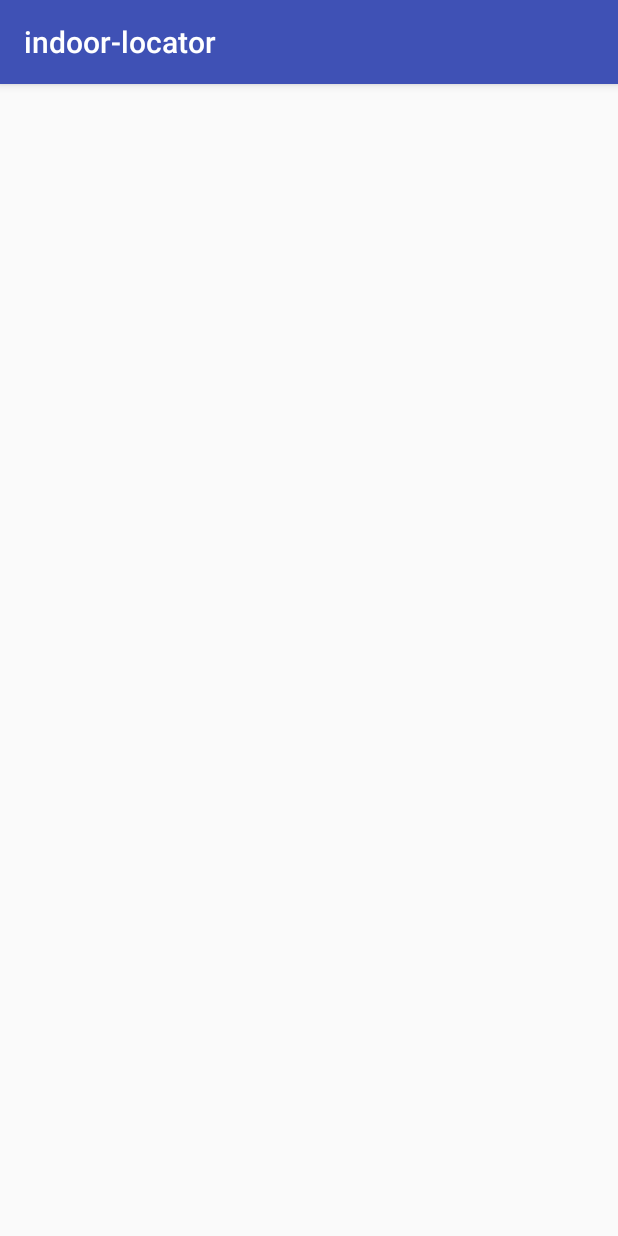
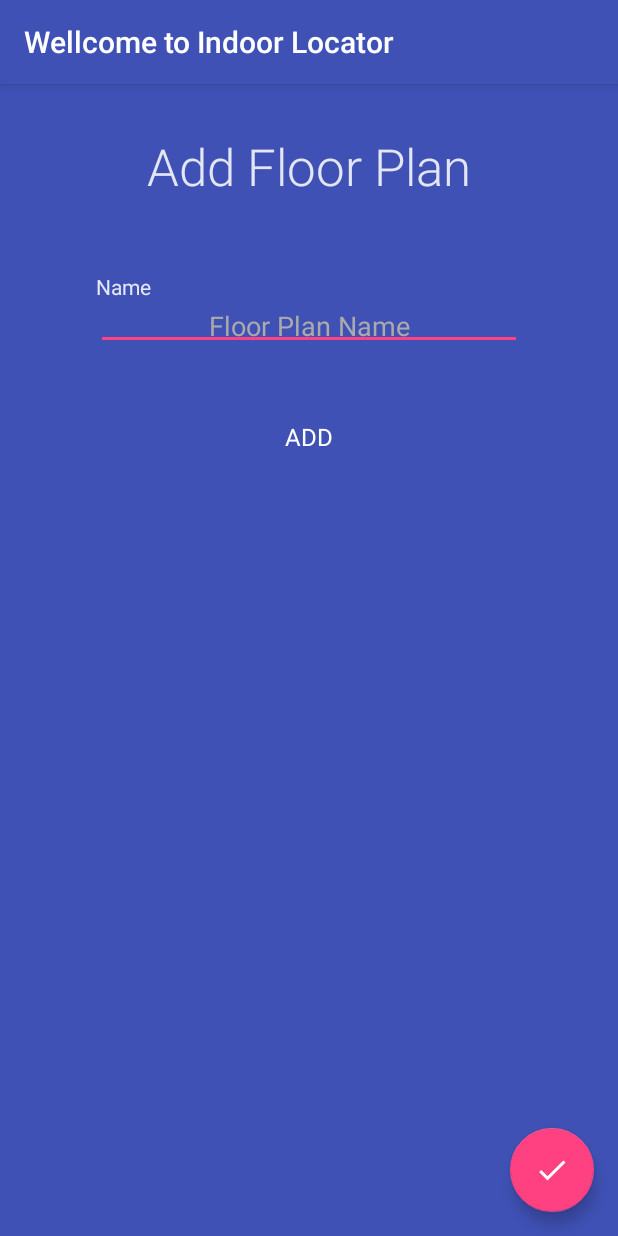
Before and after one commit to Indoor-Positioning/indoor-locator, an Android app: the AddFloorPlanActivity screen opened directly, with no data from a screen before it, on a phone screen of 412 x 824 dp. Run offline under Robolectric (Android 15) with nearby library versions, the light colour scheme and no system bars; 2 statements that could not run were skipped.

Commit message:
First commit on AddFloorPlan use case

```diff
--- a/app/src/main/java/com/mooo/sestus/indoor_locator/addfloorplan/AddFloorPlanActivity.java
+++ b/app/src/main/java/com/mooo/sestus/indoor_locator/addfloorplan/AddFloorPlanActivity.java
@@ -1,17 +1,47 @@
 package com.mooo.sestus.indoor_locator.addfloorplan;
 
+import android.support.v4.app.FragmentManager;
 import android.support.v7.app.AppCompatActivity;
 import android.os.Bundle;
 
+import com.mooo.sestus.indoor_locator.Injection;
 import com.mooo.sestus.indoor_locator.R;
 
 public class AddFloorPlanActivity extends AppCompatActivity {
+
+    private static final String ADD_FLOOR_PLAN_FRAGMENT = "ADD_FLOOR_PLAN";
+    private AddFloorPlanPresenter presenter;
 
     @Override
     protected void onCreate(Bundle savedInstanceState) {
         super.onCreate(savedInstanceState);
         setContentView(R.layout.activity_add_floor_plan);
+        getSupportActionBar().setTitle(R.string.header_wellcome);
 
+        FragmentManager fragManager = this.getSupportFragmentManager();
+        AddFloorPlanFragment fragment = (AddFloorPlanFragment) fragManager.findFragmentByTag(ADD_FLOOR_PLAN_FRAGMENT);
 
+        if (fragment == null) {
+            fragment = AddFloorPlanFragment.newInstance();
+        }
+
+        fragManager.beginTransaction()
+                .replace(R.id.cont_add_floorplan, fragment, ADD_FLOOR_PLAN_FRAGMENT)
+                .commit();
+
+        presenter = new AddFloorPlanPresenter(Injection.provideFloorPlanRepository(getApplicationContext()), fragment);
     }
+
+    @Override
+    protected void onPause() {
+        super.onPause();
+        presenter.stop();
+    }
+
+    @Override
+    protected void onResume() {
+        super.onResume();
+        presenter.start();
+    }
+
 }
--- a/app/src/main/java/com/mooo/sestus/indoor_locator/addfloorplan/AddFloorPlanContract.java
+++ b/app/src/main/java/com/mooo/sestus/indoor_locator/addfloorplan/AddFloorPlanContract.java
@@ -1,8 +1,31 @@
 package com.mooo.sestus.indoor_locator.addfloorplan;
 
-/**
- * Created by mike on 5/27/17.
- */
+import android.net.Uri;
+import android.support.annotation.NonNull;
+
+import com.mooo.sestus.indoor_locator.BasePresenter;
+import com.mooo.sestus.indoor_locator.BaseView;
+import com.mooo.sestus.indoor_locator.data.FloorPlan;
+
 
 public interface AddFloorPlanContract {
+
+    interface View extends BaseView<Presenter> {
+        void showPickPhotoDialog();
+
+        void showEmptyNameError();
+
+        void showEmptyPhotoError();
+
+        void startViewFloorPlanActivity(String floorPlanId);
+
+    }
+
+    interface Presenter extends BasePresenter {
+        void saveFloorPlan(String name, Uri photo);
+
+        void viewFloorPlan(@NonNull FloorPlan addedFloorPlan);
+
+
+    }
 }
--- a/app/src/main/java/com/mooo/sestus/indoor_locator/addfloorplan/AddFloorPlanFragment.java
+++ b/app/src/main/java/com/mooo/sestus/indoor_locator/addfloorplan/AddFloorPlanFragment.java
@@ -1,19 +1,28 @@
 package com.mooo.sestus.indoor_locator.addfloorplan;
 
 
+import android.net.Uri;
 import android.os.Bundle;
-import android.app.Fragment;
+import android.support.annotation.Nullable;
+import android.support.design.widget.FloatingActionButton;
+import android.support.design.widget.Snackbar;
+import android.support.v4.app.Fragment;
 import android.view.LayoutInflater;
 import android.view.View;
 import android.view.ViewGroup;
+import android.widget.TextView;
 
 import com.mooo.sestus.indoor_locator.R;
 
 /**
  * A simple {@link Fragment} subclass.
  */
-public class AddFloorPlanFragment extends Fragment {
+public class AddFloorPlanFragment extends Fragment implements AddFloorPlanContract.View{
 
+
+    private AddFloorPlanContract.Presenter presenter;
+    private TextView name;
+    private Uri photo;
 
     public AddFloorPlanFragment() {
         // Required empty public constructor
@@ -21,10 +30,54 @@ public class AddFloorPlanFragment extends Fragment {
 
 
     @Override
+    public void onActivityCreated(@Nullable Bundle savedInstanceState) {
+        super.onActivityCreated(savedInstanceState);
+
+        FloatingActionButton fab = (FloatingActionButton) getActivity().findViewById(R.id.fab_add_floor_plan_done);
+        fab.setOnClickListener(new View.OnClickListener() {
+            @Override
+            public void onClick(View v) {
+                presenter.saveFloorPlan(name.getText().toString(), photo);
+            }
+        });
+    }
+
+    @Override
     public View onCreateView(LayoutInflater inflater, ViewGroup container,
                              Bundle savedInstanceState) {
-        // Inflate the layout for this fragment
-        return inflater.inflate(R.layout.fragment_add_floor_plan, container, false);
+        View root =  inflater.inflate(R.layout.fragment_add_floor_plan, container, false);
+        name = (TextView) root.findViewById(R.id.edt_add_floor_plan_name);
+        setHasOptionsMenu(true);
+        return root;
     }
 
+    public static AddFloorPlanFragment newInstance() {
+        return new AddFloorPlanFragment();
+    }
+
+    @Override
+    public void setPresenter(AddFloorPlanContract.Presenter presenter) {
+        this.presenter = presenter;
+    }
+
+    @Override
+    public void showPickPhotoDialog() {
+
+    }
+
+    @Override
+    public void showEmptyNameError() {
+        Snackbar.make(name, "Invalid Floor Plan name", Snackbar.LENGTH_LONG).show();
+
+    }
+
+    @Override
+    public void showEmptyPhotoError() {
+
+    }
+
+    @Override
+    public void startViewFloorPlanActivity(String floorPlanId) {
+
+    }
 }
--- a/app/src/main/java/com/mooo/sestus/indoor_locator/selectfloorplan/SelectFloorPlanContract.java
+++ b/app/src/main/java/com/mooo/sestus/indoor_locator/selectfloorplan/SelectFloorPlanContract.java
@@ -15,7 +15,7 @@ import java.util.SortedSet;
 
 interface SelectFloorPlanContract {
 
-    interface view extends BaseView<Presenter> {
+    interface View extends BaseView<Presenter> {
         void setLoadingIndicator();
 
         void showErrorOnLoadingFloorPlans();
--- a/app/src/main/java/com/mooo/sestus/indoor_locator/selectfloorplan/SelectFloorPlanPresenter.java
+++ b/app/src/main/java/com/mooo/sestus/indoor_locator/selectfloorplan/SelectFloorPlanPresenter.java
@@ -2,7 +2,6 @@ package com.mooo.sestus.indoor_locator.selectfloorplan;
 
 import android.support.annotation.NonNull;
 
-import com.google.common.util.concurrent.AsyncCallable;
 import com.mooo.sestus.indoor_locator.data.FloorPlan;
 import com.mooo.sestus.indoor_locator.data.FloorPlanRepository;
 
@@ -12,10 +11,10 @@ import static com.google.common.base.Preconditions.checkNotNull;
 
 class SelectFloorPlanPresenter implements SelectFloorPlanContract.Presenter {
     private final FloorPlanRepository floorPlanRepository;
-    private final SelectFloorPlanContract.view view;
+    private final SelectFloorPlanContract.View view;
     private volatile boolean isStopped;
 
-    SelectFloorPlanPresenter(FloorPlanRepository floorPlanRepository, SelectFloorPlanContract.view view) {
+    SelectFloorPlanPresenter(FloorPlanRepository floorPlanRepository, SelectFloorPlanContract.View view) {
         this.floorPlanRepository = checkNotNull(floorPlanRepository);
         this.view = checkNotNull(view);
         this.view.setPresenter(this);
--- /dev/null
+++ b/app/src/main/res/drawable/ic_done.xml
@@ -0,0 +1,9 @@
+<vector xmlns:android="http://schemas.android.com/apk/res/android"
+    android:width="24dp"
+    android:height="24dp"
+    android:viewportHeight="24.0"
+    android:viewportWidth="24.0">
+    <path
+        android:fillColor="#FFFFFFFF"
+        android:pathData="M9,16.17L4.83,12l-1.42,1.41L9,19 21,7l-1.41,-1.41z" />
+</vector>
--- a/app/src/main/res/layout/activity_add_floor_plan.xml
+++ b/app/src/main/res/layout/activity_add_floor_plan.xml
@@ -1,6 +1,7 @@
 <?xml version="1.0" encoding="utf-8"?>
-<RelativeLayout xmlns:android="http://schemas.android.com/apk/res/android"
-    xmlns:tools="http://schemas.android.com/tools"
+<android.support.design.widget.CoordinatorLayout xmlns:tools="http://schemas.android.com/tools"
+    xmlns:android="http://schemas.android.com/apk/res/android"
+    xmlns:app="http://schemas.android.com/apk/res-auto"
     android:id="@+id/activity_add_floor_plan"
     android:layout_width="match_parent"
     android:layout_height="match_parent"
@@ -11,4 +12,14 @@
         android:layout_width="match_parent"
         android:layout_height="match_parent"/>
 
-</RelativeLayout>
+    <android.support.design.widget.FloatingActionButton
+        android:id="@+id/fab_add_floor_plan_done"
+        android:layout_width="wrap_content"
+        android:layout_height="wrap_content"
+        android:layout_margin="16dp"
+        android:src="@drawable/ic_done"
+        app:fabSize="normal"
+        app:layout_anchor="@id/cont_add_floorplan"
+        app:layout_anchorGravity="bottom|right|end" />
+
+</android.support.design.widget.CoordinatorLayout>
```
Also changed, not shown: app/src/main/java/com/mooo/sestus/indoor_locator/addfloorplan/AddFloorPlanPresenter.java (+42 -1 lines), app/src/main/java/com/mooo/sestus/indoor_locator/selectfloorplan/SelectFloorPlanFragment.java (+7 -8 lines), 3 other files.
